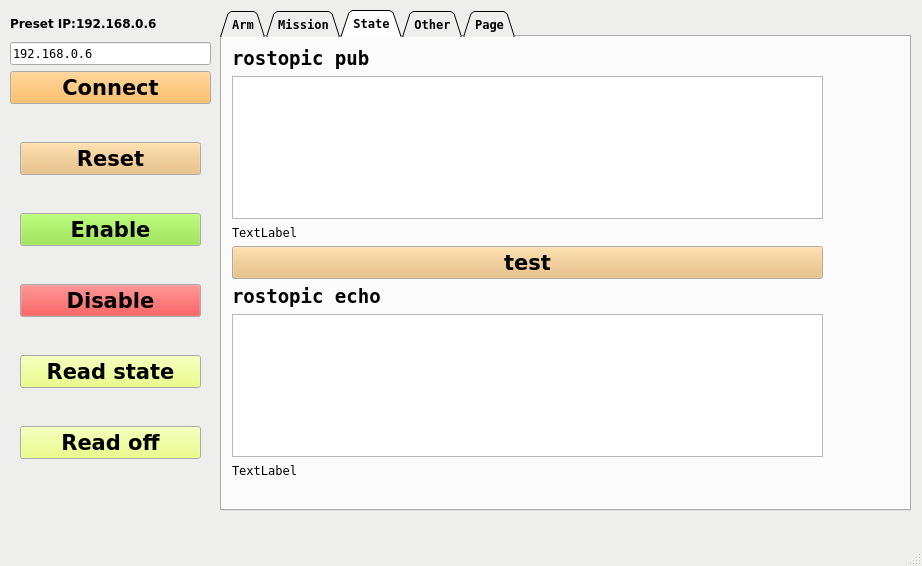
This is scripts/main.ui in SamKaiYang/ros_modbus_nex as Qt 5 draws it before an edit. The edited form follows.
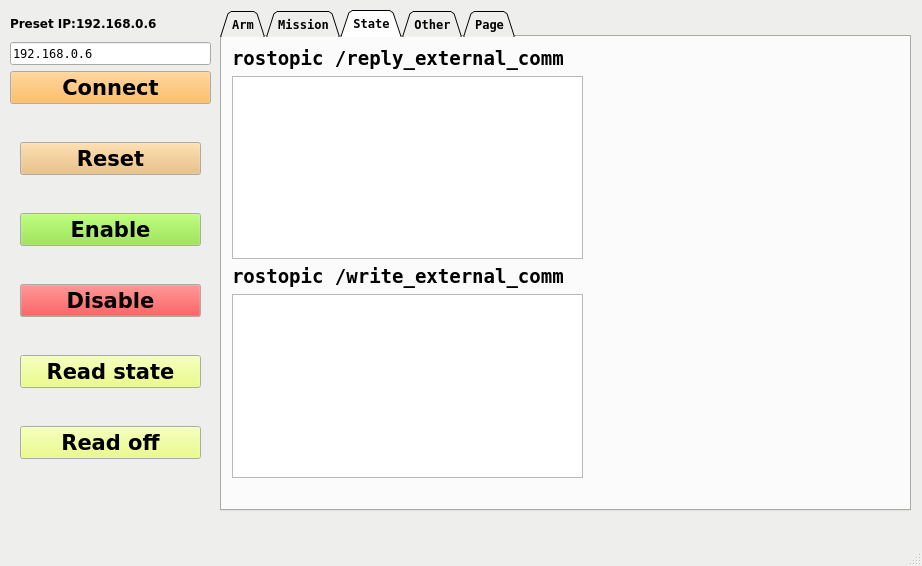
This is the edited form. Icons and pictures are not drawn.

Diff of the .ui file:
```diff
--- a/scripts/main.ui
+++ b/scripts/main.ui
@@ -1177,7 +1177,7 @@
        <rect>
         <x>10</x>
         <y>10</y>
-        <width>591</width>
+        <width>351</width>
         <height>431</height>
        </rect>
       </property>
@@ -1192,7 +1192,7 @@
           </font>
          </property>
          <property name="text">
-          <string>rostopic pub</string>
+          <string>rostopic /reply_external_comm</string>
          </property>
         </widget>
        </item>
@@ -1211,98 +1211,6 @@
          </property>
         </widget>
        </item>
-       <item>
-        <widget class="QLabel" name="label_rostopic_pub_show">
-         <property name="font">
-          <font>
-           <weight>50</weight>
-           <bold>false</bold>
-          </font>
-         </property>
-         <property name="text">
-          <string>TextLabel</string>
-         </property>
-        </widget>
-       </item>
-       <item>
-        <widget class="QPushButton" name="btn_test_pub">
-         <property name="palette">
-          <palette>
-           <active>
-            <colorrole role="WindowText">
-             <brush brushstyle="SolidPattern">
-              <color alpha="255">
-               <red>0</red>
-               <green>0</green>
-               <blue>0</blue>
-              </color>
-             </brush>
-            </colorrole>
-            <colorrole role="Button">
-             <brush brushstyle="SolidPattern">
-              <color alpha="255">
-               <red>233</red>
-               <green>185</green>
-               <blue>110</blue>
-              </color>
-             </brush>
-            </colorrole>
-           </active>
-           <inactive>
-            <colorrole role="WindowText">
-             <brush brushstyle="SolidPattern">
-              <color alpha="255">
-               <red>0</red>
-               <green>0</green>
-               <blue>0</blue>
-              </color>
-             </brush>
-            </colorrole>
-            <colorrole role="Button">
-             <brush brushstyle="SolidPattern">
-              <color alpha="255">
-               <red>233</red>
-               <green>185</green>
-               <blue>110</blue>
-              </color>
-             </brush>
-            </colorrole>
-           </inactive>
-           <disabled>
-            <colorrole role="WindowText">
-             <brush brushstyle="SolidPattern">
-              <color alpha="255">
-               <red>190</red>
-               <green>190</green>
-               <blue>190</blue>
-              </color>
-             </brush>
-            </colorrole>
-            <colorrole role="Button">
-             <brush brushstyle="SolidPattern">
-              <color alpha="255">
-               <red>233</red>
-               <green>185</green>
-               <blue>110</blue>
-              </color>
-             </brush>
-            </colorrole>
-           </disabled>
-          </palette>
-         </property>
-         <property name="font">
-          <font>
-           <family>Bitstream Vera Sans</family>
-           <pointsize>16</pointsize>
-           <weight>75</weight>
-           <bold>true</bold>
-          </font>
-         </property>
-         <property name="text">
-          <string>test</string>
-         </property>
-        </widget>
-       </item>
        <item>
         <widget class="QLabel" name="label_rostopic_echo_list">
          <property name="font">
@@ -1313,7 +1221,7 @@
           </font>
          </property>
          <property name="text">
-          <string>rostopic echo</string>
+          <string>rostopic /write_external_comm</string>
          </property>
         </widget>
        </item>
@@ -1332,19 +1240,6 @@
          </property>
         </widget>
        </item>
-       <item>
-        <widget class="QLabel" name="label_rostopic_echo_show">
-         <property name="font">
-          <font>
-           <weight>50</weight>
-           <bold>false</bold>
-          </font>
-         </property>
-         <property name="text">
-          <string>TextLabel</string>
-         </property>
-        </widget>
-       </item>
       </layout>
      </widget>
     </widget>
```
